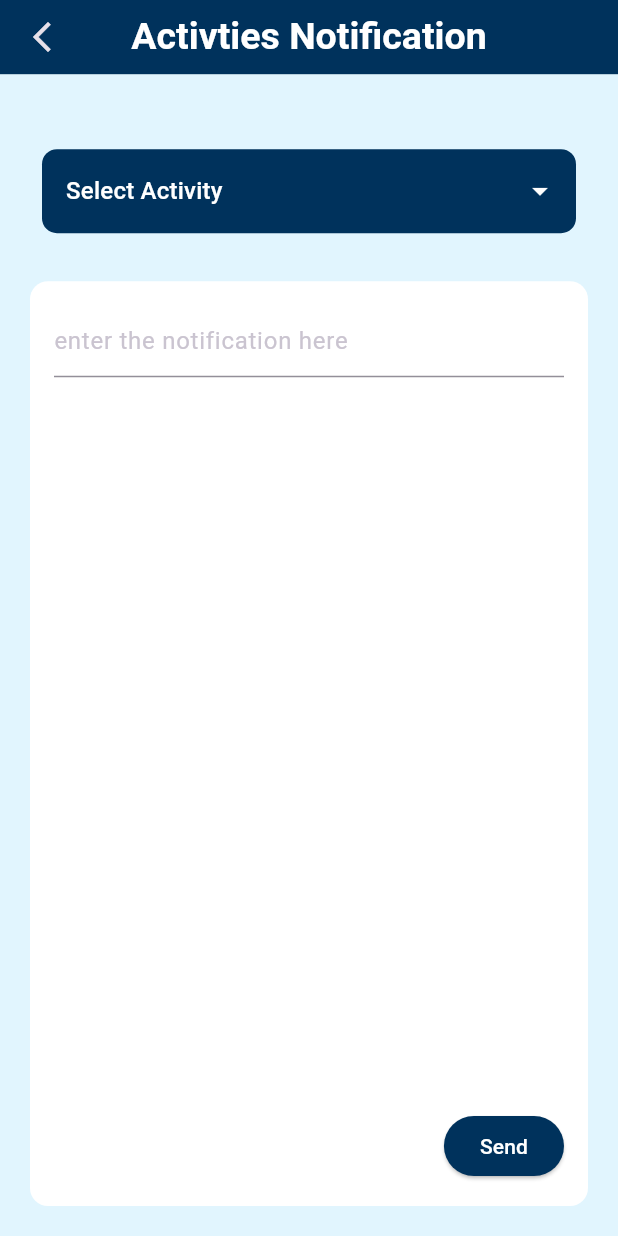
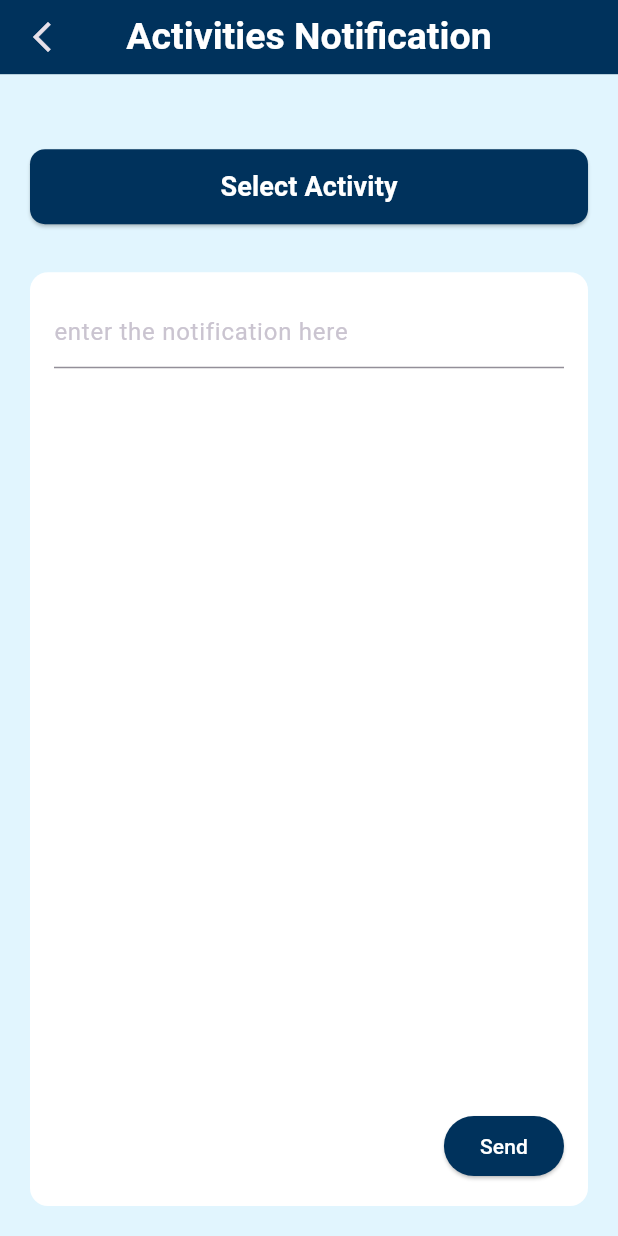
Before and after one commit to amrsoly03/Smart-School-Management-Application, a Flutter app: the ActivitiesNotificationViewBody screen opened directly, on a phone screen of 412 x 824 dp. Run offline on Flutter 3.47's test engine with Material 3 defaults, Android fonts, the phone set to English and light mode, and no system bars; our stand-ins replace custom_navigation_bar, dartz, equatable, flutter_bloc, focused_menu, get_it and 1 more.

Commit message:
Add activity notification functionality with related UI components and state management

```diff
--- a/lib/Core/utils/links.dart
+++ b/lib/Core/utils/links.dart
@@ -9,4 +9,7 @@ class Links {
   static const linkCreateUser = '$linkServerName/Admin/create_user.php';
   static const linkEditUser = '$linkServerName/Admin/edit_user.php';
   static const linkAdminSendReport = '$linkServerName/Admin/send_report.php';
+  static const linkSendActivityNotification = '$linkServerName/Admin/send_activity_notification.php';
+
+  static const linkViewActivities = '$linkServerName/Models/view_activities.php';
 }
--- /dev/null
+++ b/lib/Features/Admin/presentation/manager/models_cubit/models_cubit.dart
@@ -0,0 +1,32 @@
+import 'package:dartz/dartz.dart';
+import 'package:equatable/equatable.dart';
+import 'package:flutter_bloc/flutter_bloc.dart';
+import 'package:nexura/Core/models/activity_model.dart';
+
+import '../../../../../Core/errors/failures.dart';
+import '../../../data/repo/admin_repo.dart';
+
+part 'models_state.dart';
+
+class ModelsCubit extends Cubit<ModelsState> {
+  ModelsCubit(this.adminRepo) : super(ModelsInitial());
+
+  final AdminRepo adminRepo;
+
+  late Either<Failures, List<ActivityModel>> activitiesResult;
+
+    Future<void> viewActivities() async {
+    emit(ModelsLoading());
+
+    activitiesResult = await adminRepo.viewActivities();
+
+    activitiesResult.fold(
+      (failure) {
+        emit(ModelsFailure(failure.errMessage));
+      },
+      (activities) {
+        emit(ActivitiesSuccess(activities));
+      },
+    );
+  }
+}
--- /dev/null
+++ b/lib/Features/Admin/presentation/manager/models_cubit/models_state.dart
@@ -0,0 +1,24 @@
+part of 'models_cubit.dart';
+
+sealed class ModelsState extends Equatable {
+  const ModelsState();
+
+  @override
+  List<Object> get props => [];
+}
+
+final class ModelsInitial extends ModelsState {}
+
+final class ModelsLoading extends ModelsState {}
+
+final class ModelsFailure extends ModelsState {
+  final String errMessage;
+
+  const ModelsFailure(this.errMessage);
+}
+
+final class ActivitiesSuccess extends ModelsState {
+  final List<ActivityModel> activities;
+
+  const ActivitiesSuccess(this.activities);
+}
--- /dev/null
+++ b/lib/Features/Admin/presentation/manager/select_models_cubit/select_models_cubit.dart
@@ -0,0 +1,17 @@
+import 'package:flutter_bloc/flutter_bloc.dart';
+import 'package:equatable/equatable.dart';
+import 'package:nexura/Core/models/activity_model.dart';
+
+part 'select_models_state.dart';
+
+class SelectModelsCubit extends Cubit<SelectModelsState> {
+  SelectModelsCubit() : super(SelectModelsInitial());
+
+  late ActivityModel selectedActivity;
+
+  void setSelectedActivity(ActivityModel value) {
+    emit(SelectModelsInitial());
+    selectedActivity = value;
+    emit(ActivitySelected(selectedActivity));
+  }
+}
--- /dev/null
+++ b/lib/Features/Admin/presentation/manager/select_models_cubit/select_models_state.dart
@@ -0,0 +1,18 @@
+part of 'select_models_cubit.dart';
+
+sealed class SelectModelsState extends Equatable {
+  const SelectModelsState();
+
+  @override
+  List<Object> get props => [];
+}
+
+final class SelectModelsInitial extends SelectModelsState {}
+
+final class SelectModelsLoading extends SelectModelsState {}
+
+final class ActivitySelected extends SelectModelsState {
+  final ActivityModel selectedActivity;
+
+  const ActivitySelected(this.selectedActivity);
+}
--- a/lib/Features/Admin/presentation/views/widgets/activities_notification_view_body.dart
+++ b/lib/Features/Admin/presentation/views/widgets/activities_notification_view_body.dart
@@ -1,64 +1,62 @@
 import 'package:flutter/material.dart';
+import 'package:flutter_bloc/flutter_bloc.dart';
+import 'package:nexura/Core/models/activity_model.dart';
+import 'package:nexura/Core/utils/styles.dart';
+import 'package:nexura/Core/utils/theme.dart';
 import 'package:nexura/Core/widgets/custom_appBar.dart';
+import 'package:nexura/Core/widgets/custom_button.dart';
+import 'package:nexura/Features/Admin/presentation/manager/models_cubit/models_cubit.dart';
+import 'package:nexura/Features/Admin/presentation/manager/select_models_cubit/select_models_cubit.dart';
+import 'package:nexura/Features/Admin/presentation/views/widgets/activities_sheet.dart';
 
-import '../../../../../Core/utils/theme.dart';
+import '../../../../../Core/widgets/custom_bottom_sheet.dart';
+import 'custom_send_button.dart';
 
 // ignore: must_be_immutable
 class ActivitiesNotificationViewBody extends StatelessWidget {
   ActivitiesNotificationViewBody({super.key});
 
-  String? selectedActivity;
+  final GlobalKey<FormState> _formKey = GlobalKey<FormState>();
 
-  final List<String> activities = ['Football', 'Basketball', 'Volleyball'];
+  final TextEditingController notificationController = TextEditingController();
 
   @override
   Widget build(BuildContext context) {
+    ModelsCubit modelsCubit = BlocProvider.of<ModelsCubit>(context);
+
+    String selectedActivity = 'select activity';
+    ActivityModel activityModel = const ActivityModel();
+
     return Scaffold(
-      appBar: const CustomAppBar(title: 'Activties Notification'),
-      body: Container(
+      appBar: const CustomAppBar(title: 'Activities Notification'),
+      body: BlocConsumer<SelectModelsCubit, SelectModelsState>(
+        listener: (context, state) {
+          if (state is ActivitySelected) {
+            selectedActivity = state.selectedActivity.name!;
+            activityModel = state.selectedActivity;
+          }
+        },
+        builder: (context, state) {
+          return Container(
             color: Colors.lightBlue[50],
             padding: const EdgeInsets.all(20),
             child: Column(
-          crossAxisAlignment: CrossAxisAlignment.start,
+              crossAxisAlignment: CrossAxisAlignment.stretch,
               children: [
                 const SizedBox(
                   height: 30,
                 ),
-            Padding(
-              padding: const EdgeInsets.symmetric(
-                horizontal: 8.0,
-              ),
-              child: DropdownButtonFormField<String>(
-                decoration: InputDecoration(
-                  filled: true,
-                  fillColor: darkBlue,
-                  border: OutlineInputBorder(
-                    borderRadius: BorderRadius.circular(10),
-                    borderSide: BorderSide.none,
-                  ),
-                ),
-                isExpanded: true,
-                dropdownColor: darkBlue,
-                iconEnabledColor: Colors.white,
-                hint: const Text(
-                  "Select Activity",
-                  style: TextStyle(color: Colors.white),
-                ),
-                value: selectedActivity,
-                onChanged: (value) {
-                  // setState(() {
-                  //   selectedActivity = value;
-                  // });
+                SizedBox(
+                  height: 50,
+                  child: CustomButton(
+                    title: selectedActivity,
+                    function: () {
+                      modelsCubit.viewActivities();
+                      CustomBottomSheet(
+                        context,
+                        const ActivitiesSheet(),
+                      );
                     },
-                items: activities.map((activity) {
-                  return DropdownMenuItem<String>(
-                    value: activity,
-                    child: Text(
-                      activity,
-                      style: const TextStyle(color: Colors.white),
-                    ),
-                  );
-                }).toList(),
                   ),
                 ),
                 const SizedBox(height: 16),
@@ -73,9 +71,18 @@ class ActivitiesNotificationViewBody extends StatelessWidget {
                     child: Column(
                       crossAxisAlignment: CrossAxisAlignment.start,
                       children: [
-                    const Expanded(
-                      child: TextField(
-                        decoration: InputDecoration(
+                        Expanded(
+                          child: TextFormField(
+                            key: _formKey,
+                            controller: notificationController,
+                            style: Styles.textStyle16.copyWith(color: black),
+                            validator: (value) {
+                              if (value == null || value.trim().isEmpty) {
+                                return 'enter a valid value';
+                              }
+                              return null;
+                            },
+                            decoration: const InputDecoration(
                               //border: ,
                               hintText: 'enter the notification here',
                             ),
@@ -85,19 +92,9 @@ class ActivitiesNotificationViewBody extends StatelessWidget {
                         ),
                         Align(
                           alignment: Alignment.bottomRight,
-                      child: ElevatedButton(
-                        onPressed: () {},
-                        style: ElevatedButton.styleFrom(
-                            padding: const EdgeInsets.symmetric(
-                                horizontal: 24, vertical: 8),
-                            shape: RoundedRectangleBorder(
-                              borderRadius: BorderRadius.circular(20),
-                            ),
-                            backgroundColor: darkBlue),
-                        child: const Text(
-                          'Send',
-                          style: TextStyle(color: Colors.white),
-                        ),
+                          child: CustomSendButton(
+                            activity_an: activityModel.activityId.toString(),
+                            contentController: notificationController,
                           ),
                         )
                       ],
@@ -106,6 +103,8 @@ class ActivitiesNotificationViewBody extends StatelessWidget {
                 ),
               ],
             ),
+          );
+        },
       ),
     );
   }
--- /dev/null
+++ b/lib/Features/Admin/presentation/views/widgets/custom_send_button.dart
@@ -0,0 +1,71 @@
+import 'dart:developer';
+
+import 'package:flutter/material.dart';
+import 'package:flutter_bloc/flutter_bloc.dart';
+import 'package:nexura/Features/Admin/presentation/manager/admin_cubit/admin_cubit.dart';
+
+import '../../../../../Core/utils/theme.dart';
+import '../../../../../Core/widgets/custom_snackbar.dart';
+
+// ignore: must_be_immutable
+class CustomSendButton extends StatelessWidget {
+  CustomSendButton({
+    super.key,
+    required this.activity_an,
+    required this.contentController,
+  });
+
+  final String activity_an;
+  final TextEditingController contentController;
+
+  var _isUploading = false;
+
+  @override
+  Widget build(BuildContext context) {
+    AdminCubit adminCubit = BlocProvider.of<AdminCubit>(context);
+
+    return BlocConsumer<AdminCubit, AdminState>(
+      listener: (context, state) {
+        if (state is AdminLoading) {
+          _isUploading = true;
+        } else if (state is SendReportSuccess) {
+          kShowSnackBar(context, state.message);
+          _isUploading = false;
+        } else if (state is AdminFailure) {
+          kShowSnackBar(context, state.errMessage);
+          log(state.errMessage);
+          _isUploading = false;
+        }
+      },
+      builder: (context, state) {
+        return _isUploading
+            ? const CircularProgressIndicator()
+            : ElevatedButton(
+                onPressed: () {
+                  log('an: $activity_an, content: ${contentController.text}');
+                  if (activity_an == 'null' || contentController.text.isEmpty) {
+                    kShowSnackBar(context, 'Please enter all fields');
+                    return;
+                  }
+                  adminCubit.sendActivityNotification(
+                    activity_an: activity_an,
+                    content: contentController.text,
+                  );
+                  contentController.clear();
+                },
+                style: ElevatedButton.styleFrom(
+                    padding:
+                        const EdgeInsets.symmetric(horizontal: 24, vertical: 8),
+                    shape: RoundedRectangleBorder(
+                      borderRadius: BorderRadius.circular(20),
+                    ),
+                    backgroundColor: darkBlue),
+                child: const Text(
+                  'Send',
+                  style: TextStyle(color: Colors.white),
+                ),
+              );
+      },
+    );
+  }
+}
```
Also changed, not shown: lib/Core/widgets/custom_bottom_sheet.dart (added, +25 -0 lines), lib/Features/Admin/data/repo/admin_repo.dart (+8 -0 lines), lib/Features/Admin/data/repo/admin_repo_impl.dart (+60 -0 lines), lib/Features/Admin/presentation/manager/admin_cubit/admin_cubit.dart (+24 -0 lines), lib/Features/Admin/presentation/views/widgets/activities_sheet.dart (added, +81 -0 lines), lib/main.dart (+8 -0 lines). Lines whose indentation alone changed are shown as unchanged.
